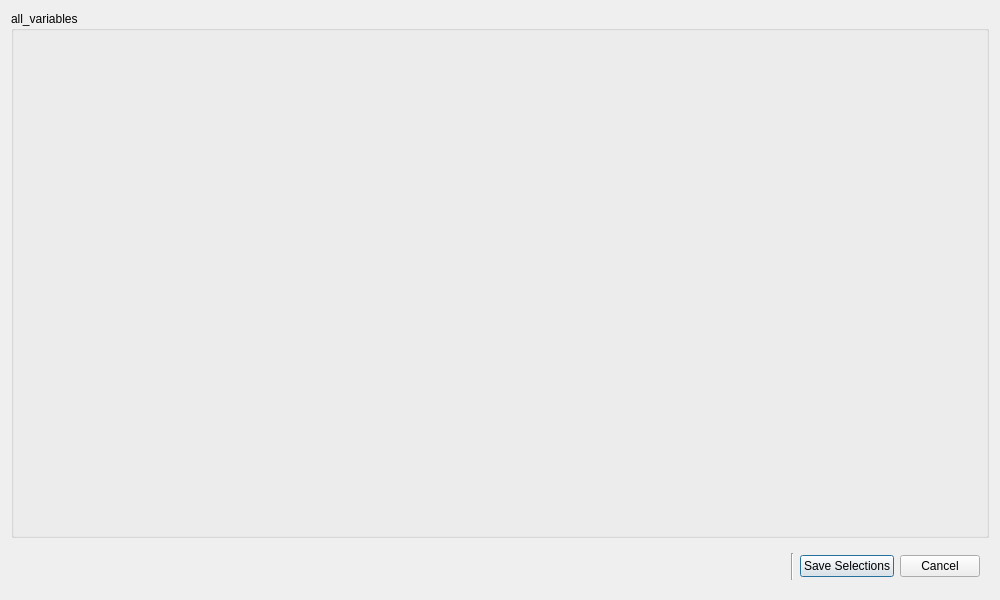
Before: the Qt Designer form opus_gui/config/generalmanager/all_variables_select.ui in psrc/urbansim, drawn with Qt 5.
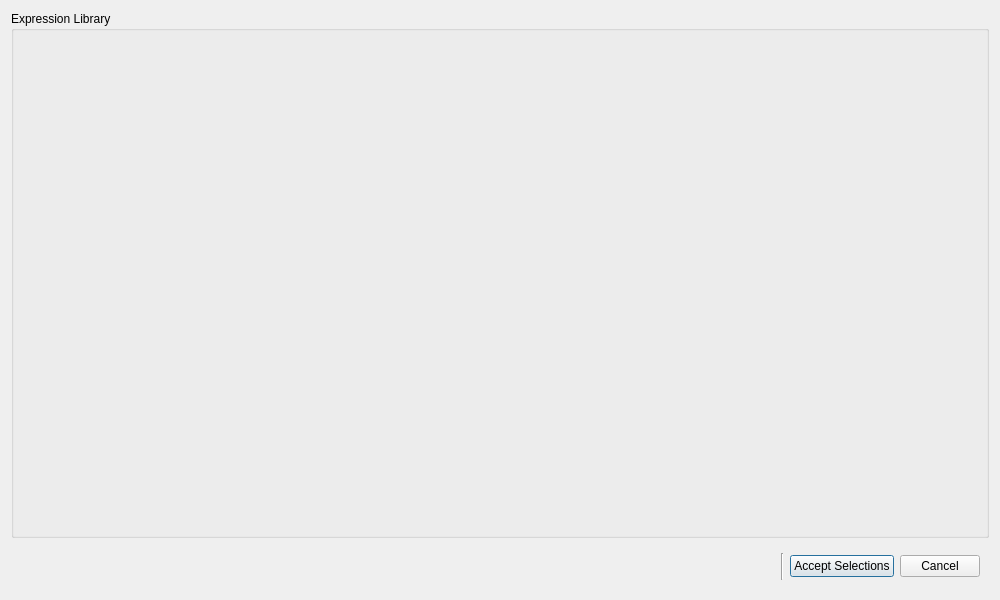
After: the same form once the commit is applied.

Commit message: More wording updates for expression library dialogs.

What changed in the file:
```diff
--- a/opus_gui/config/generalmanager/all_variables_select.ui
+++ b/opus_gui/config/generalmanager/all_variables_select.ui
@@ -16,7 +16,7 @@
    <item>
     <widget class="QGroupBox" name="variableBox" >
      <property name="title" >
-      <string>all_variables</string>
+      <string>Expression Library</string>
      </property>
      <layout class="QGridLayout" />
     </widget>
@@ -56,7 +56,7 @@
          <bool>true</bool>
         </property>
         <property name="text" >
-         <string>Save Selections</string>
+         <string>Accept Selections</string>
         </property>
        </widget>
       </item>
```
The commit also changes 3 other files.
